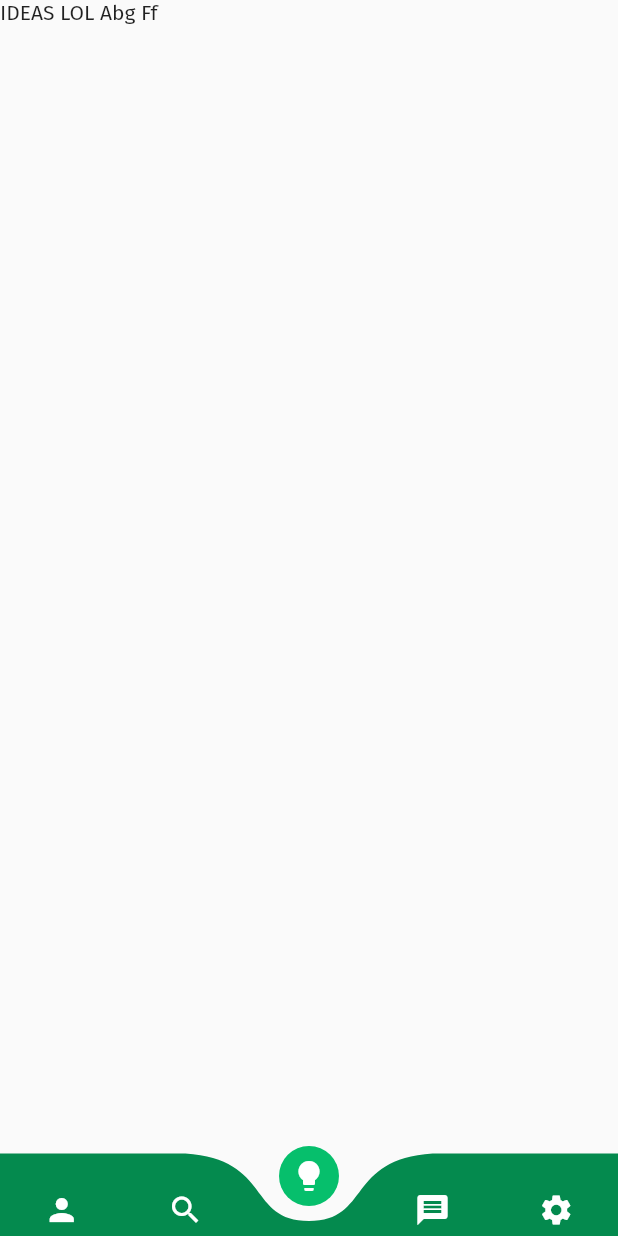
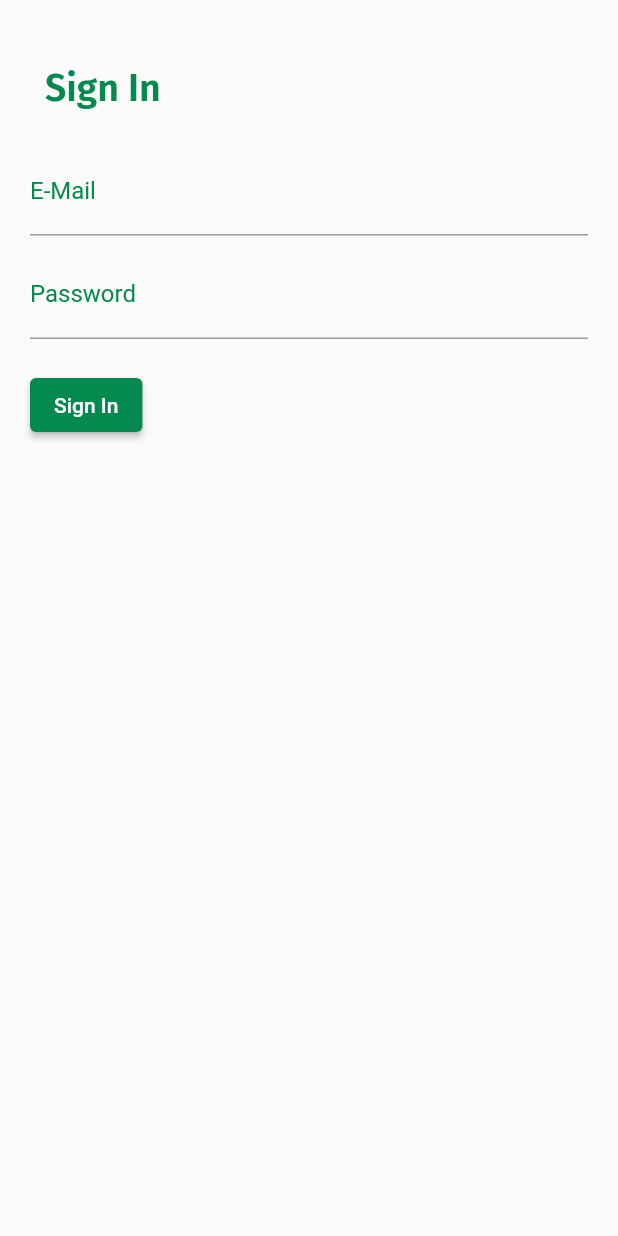
Before and after one commit to B6Infinity/ender, a Flutter app: the screen it shows after launch, on a phone screen of 412 x 824 dp. Run offline on Flutter 3.47's test engine with Material 2 defaults, Android fonts, the phone set to English and light mode, and no system bars; drawn by our look-alikes of curved_navigation_bar; our stand-ins replace firebase_auth, firebase_core, font_awesome_flutter, google_fonts; missing offline and left inert: dart:ffi; accounts and stored records are empty.

Commit message:
firey base

```diff
--- /dev/null
+++ b/lib/Gateman.dart
@@ -0,0 +1,35 @@
+import 'package:ender/home.dart';
+import 'package:ender/pages/signIn.dart';
+import 'package:firebase_auth/firebase_auth.dart';
+import 'package:flutter/material.dart';
+import 'package:flutter/src/widgets/container.dart';
+import 'package:flutter/src/widgets/framework.dart';
+
+class Gateman extends StatefulWidget {
+  const Gateman({super.key});
+
+  @override
+  State<Gateman> createState() => _GatemanState();
+}
+
+class _GatemanState extends State<Gateman> {
+  @override
+  Widget build(BuildContext context) {
+    return Scaffold(
+      body: StreamBuilder<User?>(
+          stream: FirebaseAuth.instance.authStateChanges(),
+          builder: ((context, snapshot) {
+            if (snapshot.hasData) {
+              return Home(); // Good to go
+            } else if (snapshot.connectionState == ConnectionState.waiting) {
+              return const Center(child: CircularProgressIndicator());
+            } else if (snapshot.hasError) {
+              return const Center(child: Text('Something went wrong!'));
+            } else {
+              return const SignIn(); // Not unshabby pal
+            }
+          })),
+    );
+    // return Home();
+  }
+}
--- a/lib/home.dart
+++ b/lib/home.dart
@@ -7,6 +7,7 @@ import 'package:ender/pages/profile.dart';
 import 'package:ender/pages/search.dart';
 import 'package:ender/pages/settings.dart';
 import 'package:ender/theme/theme_constants.dart';
+import 'package:firebase_auth/firebase_auth.dart';
 import 'package:flutter/material.dart';
 import 'package:flutter/services.dart';
 import 'package:font_awesome_flutter/font_awesome_flutter.dart';
@@ -20,6 +21,8 @@ final pages = [
   Settings(),
 ];
 int activepage = 2;
+
+final user = FirebaseAuth.instance.currentUser!;
 
 class Home extends StatefulWidget {
   const Home({super.key});
--- a/lib/main.dart
+++ b/lib/main.dart
@@ -1,5 +1,6 @@
 import 'dart:ffi';
-
+import 'package:ender/Gateman.dart';
+import 'package:firebase_core/firebase_core.dart';
 import 'package:ender/home.dart';
 import 'package:ender/providers/theme_provider.dart';
 import 'package:ender/theme/theme_constants.dart';
@@ -12,9 +13,12 @@ String useTheme = 'Device Theme'; // 'Device Theme' 'Light Mode' 'Dark Mode'
 //
 //
 
-void main() {
+Future main() async {
   SystemChrome.setSystemUIOverlayStyle(
       const SystemUiOverlayStyle(statusBarColor: Colors.transparent));
+
+  WidgetsFlutterBinding.ensureInitialized();
+  await Firebase.initializeApp();
 
   runApp(const MyApp());
 }
@@ -39,7 +43,8 @@ class MyApp extends StatelessWidget {
           theme: lightTheme,
           darkTheme: darkTheme,
           // ignore: prefer_const_constructors
-          home: Home(),
+          // Home if signed in, or SIgn In page
+          home: Gateman(),
         );
       }),
     );
--- a/lib/pages/profile.dart
+++ b/lib/pages/profile.dart
@@ -1,4 +1,7 @@
+import 'package:ender/home.dart';
+import 'package:firebase_auth/firebase_auth.dart';
 import 'package:flutter/cupertino.dart';
+import 'package:flutter/material.dart';
 import 'package:flutter/src/widgets/container.dart';
 import 'package:flutter/src/widgets/framework.dart';
 
@@ -13,7 +16,14 @@ class _ProfileState extends State<Profile> {
   @override
   Widget build(BuildContext context) {
     return Container(
-      child: const Text("PROL? LOL"),
+      child: Column(children: [
+        Text('Logged in as ${user.email}'),
+        ElevatedButton(
+            onPressed: () {
+              FirebaseAuth.instance.signOut();
+            },
+            child: const Text('Logout')),
+      ]),
     );
   }
 }
--- /dev/null
+++ b/lib/pages/signIn.dart
@@ -0,0 +1,64 @@
+import 'package:ender/home.dart';
+import 'package:ender/theme/theme_constants.dart';
+import 'package:firebase_auth/firebase_auth.dart';
+import 'package:flutter/cupertino.dart';
+import 'package:flutter/material.dart';
+import 'package:flutter/src/widgets/container.dart';
+import 'package:flutter/src/widgets/framework.dart';
+
+class SignIn extends StatefulWidget {
+  const SignIn({super.key});
+
+  @override
+  State<SignIn> createState() => _SignInState();
+}
+
+class _SignInState extends State<SignIn> {
+  final emailController = TextEditingController();
+  final passwordController = TextEditingController();
+
+  @override
+  Widget build(BuildContext context) {
+    return SafeArea(
+      child: Padding(
+        padding: const EdgeInsets.all(20),
+        child: (Column(
+          crossAxisAlignment: CrossAxisAlignment.start,
+          children: [
+            heading1('Sign In'),
+            TextField(
+              decoration: generateInputDecoration('E-Mail'),
+              controller: emailController,
+              cursorColor: primaryColorLight,
+            ),
+            const Padding(
+              padding: EdgeInsets.all(5),
+            ),
+            TextField(
+              decoration: generateInputDecoration('Password'),
+              controller: passwordController,
+              obscureText: true,
+              cursorColor: primaryColorLight,
+            ),
+            const SizedBox(height: 20),
+            ElevatedButton(
+              onPressed: signInUser,
+              child: const Text('Sign In'),
+            ),
+          ],
+        )),
+      ),
+    );
+  }
+
+  Future signInUser() async {
+    try {
+      await FirebaseAuth.instance.signInWithEmailAndPassword(
+        email: emailController.text.trim(),
+        password: passwordController.text.trim(),
+      );
+    } on FirebaseAuthException catch (e) {
+      print(e);
+    }
+  }
+}
--- a/lib/theme/theme_constants.dart
+++ b/lib/theme/theme_constants.dart
@@ -10,6 +10,11 @@ ThemeData lightTheme = ThemeData(
   textTheme: TextTheme(
     bodyText2: GoogleFonts.firaSans(),
     bodyText1: GoogleFonts.firaSans(),
+  ),
+  elevatedButtonTheme: ElevatedButtonThemeData(
+    style: ElevatedButton.styleFrom(
+      backgroundColor: primaryColor,
+    ),
   ),
 );
 
@@ -24,6 +29,11 @@ ThemeData darkTheme = ThemeData(
     bodyText2: GoogleFonts.firaSans(),
     bodyText1: GoogleFonts.firaSans(),
   ),
+  elevatedButtonTheme: ElevatedButtonThemeData(
+    style: ElevatedButton.styleFrom(
+      backgroundColor: primaryColor,
+    ),
+  ),
 );
 
 const lightestColor = Color(0xff03fc8c);
@@ -31,3 +41,17 @@ const primaryColorLight = Color(0xff06bf6c);
 const primaryColor = Color(0xff048a4e);
 const primaryColorDark = Color(0xff048a4e);
 const darkestColor = Color(0xff06120c);
+
+InputDecoration generateInputDecoration(String label) {
+  return InputDecoration(
+    labelText: label,
+    focusColor: primaryColor,
+    focusedBorder: const OutlineInputBorder(
+      borderSide: BorderSide(
+        width: 2,
+        color: primaryColor,
+      ),
+    ),
+    labelStyle: const TextStyle(color: primaryColor),
+  );
+}
--- a/pubspec.yaml
+++ b/pubspec.yaml
@@ -32,13 +32,18 @@ dependencies:
   flutter:
     sdk: flutter
 
+
   provider: ^6.0.3
+
+  firebase_auth: ^3.9.0
+  cloud_firestore: ^3.4.8
 
   cupertino_icons: ^1.0.2
   font_awesome_flutter: ^10.2.1
   google_fonts: ^3.0.1
 
   curved_navigation_bar: ^1.0.3
+
 
 dev_dependencies:
   flutter_test:
```
Also changed, not shown: pubspec.lock, 4 other files.
